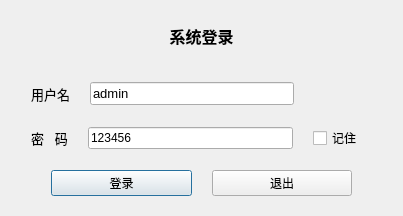
Above: models/logindialog/logindialog.ui from Shogpe/bmsTool before the change. Below: the same form after it.
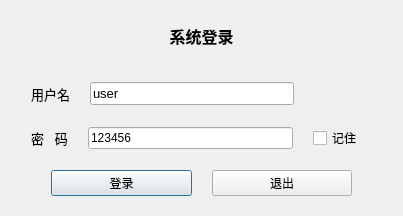
That is the form after the change.

What changed in the file:
```diff
--- a/models/logindialog/logindialog.ui
+++ b/models/logindialog/logindialog.ui
@@ -82,7 +82,7 @@
         </font>
        </property>
        <property name="text">
-        <string>admin</string>
+        <string>user</string>
        </property>
       </widget>
      </item>
```
